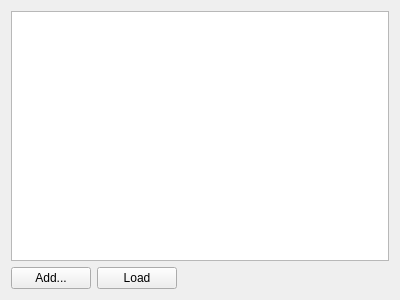
Above: stationstab.ui from acraig5075/survey-calcs before the change. Below: the same form after it.
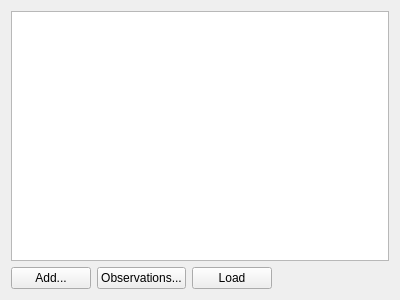
That is the form after the change.

Diff of the .ui file:
```diff
--- a/stationstab.ui
+++ b/stationstab.ui
@@ -30,6 +30,13 @@
        </property>
       </widget>
      </item>
+     <item>
+      <widget class="QPushButton" name="obsButton">
+       <property name="text">
+        <string>Observations...</string>
+       </property>
+      </widget>
+     </item>
      <item>
       <widget class="QPushButton" name="w_loadButton">
        <property name="text">
```
